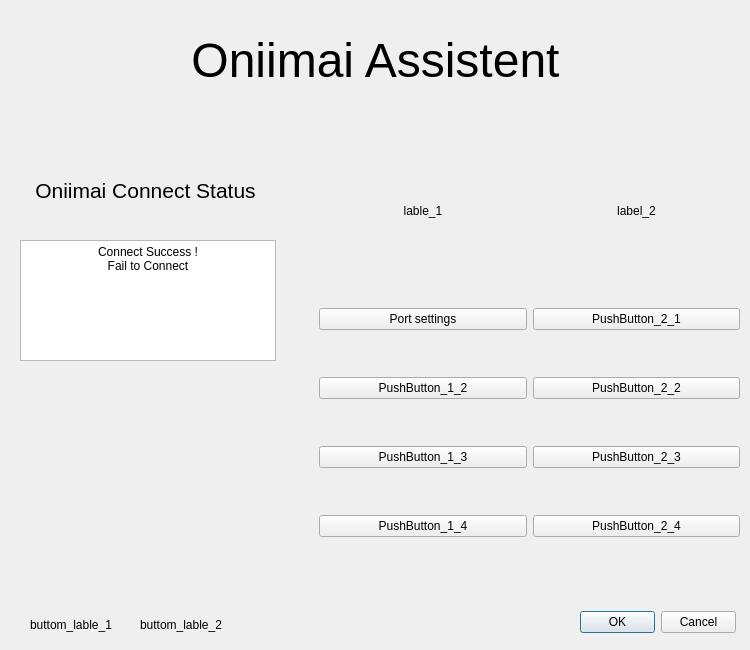
Old version of the form Project/interface/main_window.ui in the repository Rinsutoringu/mai_setting_by_pyside6.
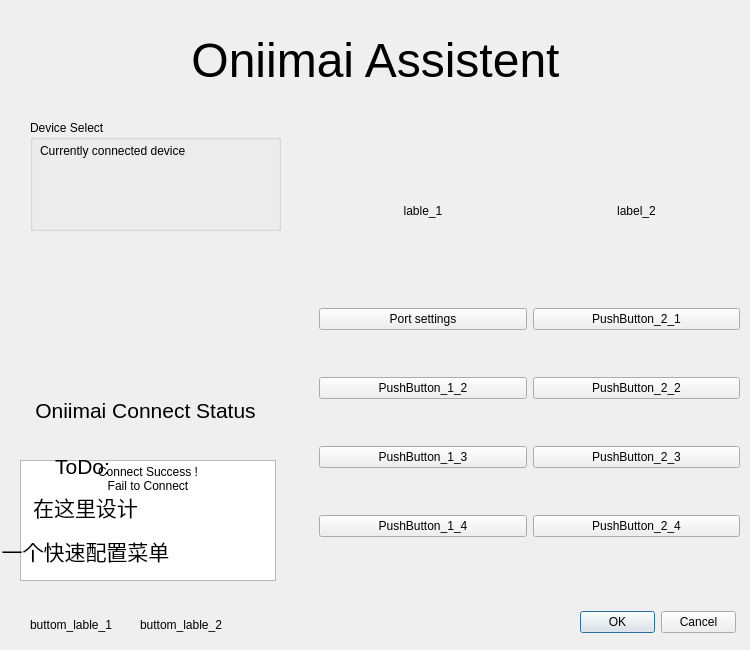
New version of the form.

Commit message: Add dialog button functionality and update UI layout in main_window

Diff of the .ui file:
```diff
--- a/Project/interface/main_window.ui
+++ b/Project/interface/main_window.ui
@@ -161,7 +161,7 @@
    <property name="geometry">
     <rect>
      <x>20</x>
-     <y>160</y>
+     <y>380</y>
      <width>251</width>
      <height>61</height>
     </rect>
@@ -179,7 +179,7 @@
    <property name="geometry">
     <rect>
      <x>20</x>
-     <y>240</y>
+     <y>460</y>
      <width>256</width>
      <height>121</height>
     </rect>
@@ -266,6 +266,45 @@
     <set>QDialogButtonBox::StandardButton::Cancel|QDialogButtonBox::StandardButton::Ok</set>
    </property>
   </widget>
+  <widget class="QLabel" name="label_4">
+   <property name="geometry">
+    <rect>
+     <x>-10</x>
+     <y>450</y>
+     <width>191</width>
+     <height>121</height>
+    </rect>
+   </property>
+   <property name="text">
+    <string>&lt;html&gt;&lt;head/&gt;&lt;body&gt;&lt;p align=&quot;center&quot;&gt;&lt;span style=&quot; font-size:16pt;&quot;&gt;ToDo: &lt;/span&gt;&lt;/p&gt;&lt;p align=&quot;center&quot;&gt;&lt;span style=&quot; font-size:16pt;&quot;&gt;在这里设计&lt;/span&gt;&lt;/p&gt;&lt;p align=&quot;center&quot;&gt;&lt;span style=&quot; font-size:16pt;&quot;&gt;一个快速配置菜单&lt;/span&gt;&lt;/p&gt;&lt;/body&gt;&lt;/html&gt;</string>
+   </property>
+  </widget>
+  <widget class="QGroupBox" name="groupBox_5">
+   <property name="geometry">
+    <rect>
+     <x>30</x>
+     <y>120</y>
+     <width>251</width>
+     <height>111</height>
+    </rect>
+   </property>
+   <property name="title">
+    <string>Device Select</string>
+   </property>
+   <widget class="QLabel" name="label_5">
+    <property name="geometry">
+     <rect>
+      <x>10</x>
+      <y>10</y>
+      <width>151</width>
+      <height>41</height>
+     </rect>
+    </property>
+    <property name="text">
+     <string>Currently connected device</string>
+    </property>
+   </widget>
+  </widget>
  </widget>
  <tabstops>
   <tabstop>pushButton_1_1</tabstop>
```
Left out of the diff: 5 changed lines with no effect on the pictures. The commit also changes 2 other files.
